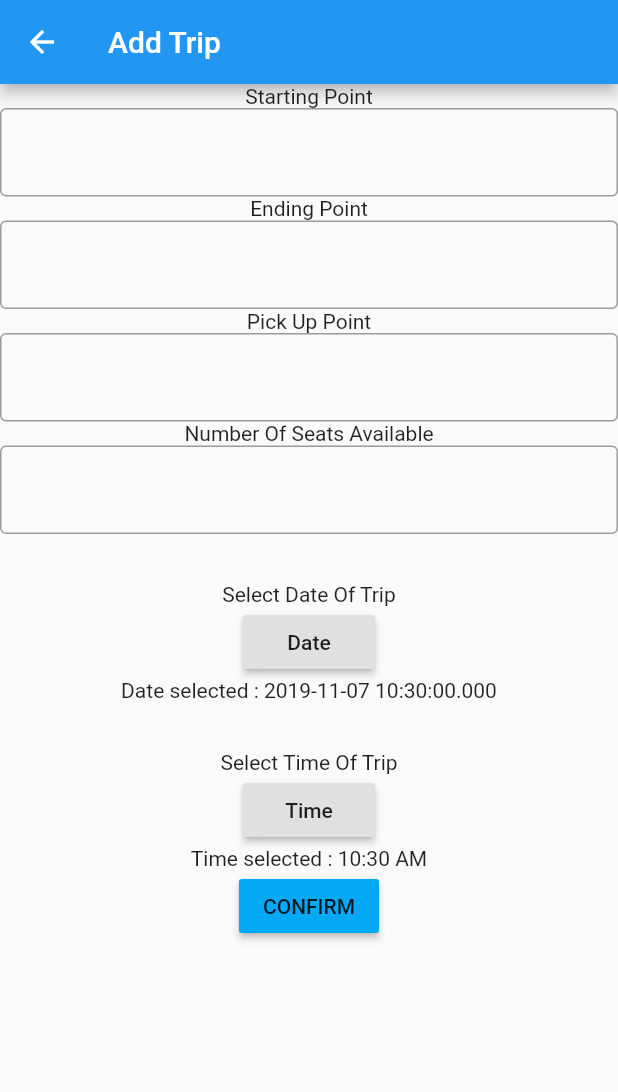
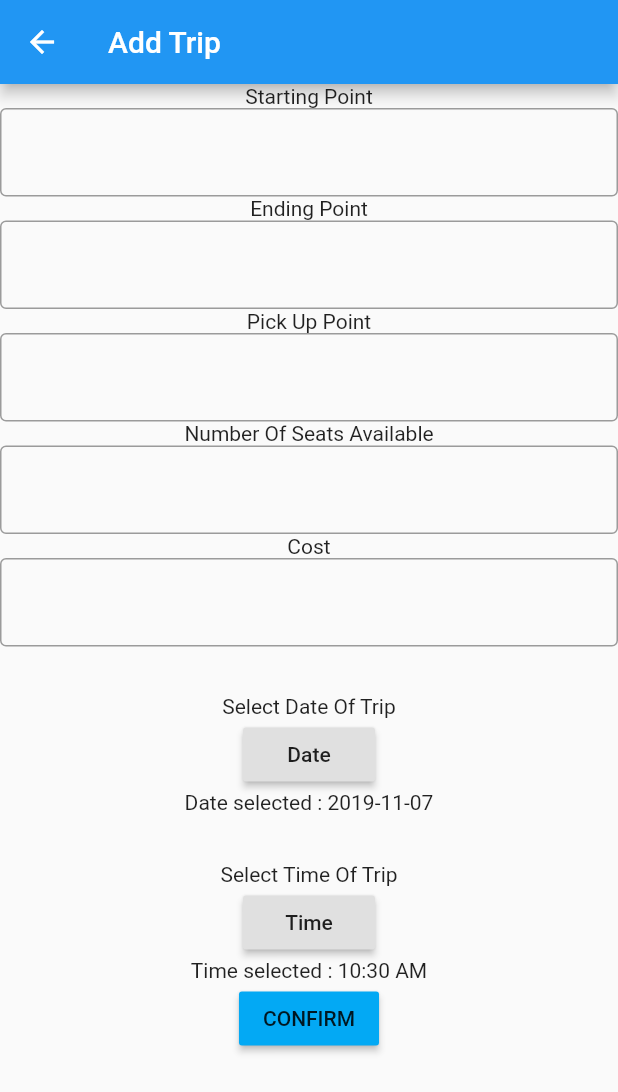
Before and after one commit to PrinceTrambadiya/Ride_sher_new, a Flutter app: the Add_Trip screen opened by its route, after a tap on "CONFIRM", on a phone screen of 412 x 824 dp. Shown: the top 1092 px of the screen. Run offline on Flutter 3.47's test engine with Material 2 defaults, Android fonts, the phone set to English and light mode, and no system bars; our stand-ins replace curved_navigation_bar, geolocator, google_maps_flutter, shared_preferences, toast; accounts and stored records are empty.

Commit message:
Prince Trambadiya

```diff
--- a/lib/Add_Trip.dart
+++ b/lib/Add_Trip.dart
@@ -3,6 +3,7 @@ import 'package:flutter/material.dart';
 import 'Dart:async';
 import 'package:shared_preferences/shared_preferences.dart';
 import 'package:toast/toast.dart';
+import 'package:http/http.dart' as http;
 
 String _uname = '', _name = '', _email = '',_carName='',_carNumberPlate='';
 
@@ -12,17 +13,21 @@ class Add_Trip extends StatefulWidget {
 }
 
 class _Add_TripState extends State<Add_Trip> {
-  var mobile = '';
 
-  var name = "", email = "", dob = "", address = "",carName='',carNumberPlate='';
+  var name = "", email = "", dob = "", address = "",carName='',carNumberPlate='',ride_id='',ststus=0;
+
+  var mobile = '', start_date = "", start_time = "", start_point = '', end_point = '', seats_available = '',cost='',pick_up='';
+
+  int availableSeats1;
+
 
   TextEditingController cSeats = new TextEditingController();
   TextEditingController cStartPoint = new TextEditingController();
   TextEditingController cEndPoint = new TextEditingController();
   TextEditingController cPickUp = new TextEditingController();
+  TextEditingController cCost = new TextEditingController();
   DateTime _date = new DateTime.now();
   TimeOfDay _time = new TimeOfDay.now();
-  var date = "", time = "", sp = '', ep = '', as = '';
 
   @override
   void initState() {
@@ -60,22 +65,51 @@ class _Add_TripState extends State<Add_Trip> {
   _getPrefrence() async {
     SharedPreferences pref = await SharedPreferences.getInstance();
     _uname = pref.getString('saved_uname');
-    _name = pref.getString('name');
-    _email = pref.getString('email');
-    _carName = pref.getString('CarName');
-    _carNumberPlate = pref.getString('CarNumberPlate');
+//    _name = pref.getString('name');
+//    _email = pref.getString('email');
+//    _carName = pref.getString('CarName');
+//    _carNumberPlate = pref.getString('CarNumberPlate');
     setState(() {
       mobile = _uname.toString();
-      name = _name.toString();
-      email = _email.toString();
-      carName = _carName.toString();
-      carNumberPlate = _carNumberPlate.toString();
+//      name = _name.toString();
+//      email = _email.toString();
+//      carName = _carName.toString();
+//      carNumberPlate = _carNumberPlate.toString();
 //      print(mobile);
 //      print(name);
 //      print(email);
 //      print(carName);
 //      print(carNumberPlate);
     });
+  }
+
+  void addData() {
+//    print('Bunty');
+//    print(start_time.toString());
+//    print(start_date.toString());
+//    print(start_point.toString());
+//    print(end_point.toString());
+//    print(pick_up.toString());
+//    print(seats_available.toString());
+//    print(mobile.toString());
+//    print(ststus.toString());
+//    print(cost.toString());
+//    print(ride_id.toString());
+
+    var url = "https://ridesher.000webhostapp.com/insert_panding_trips.php";
+    http.post(url, body: {
+      "ride_id": ride_id.toString(),
+      "mobile": mobile.toString(),
+      "start_point": start_point.toString(),
+      "end_point": end_point.toString(),
+      "pick_up": pick_up.toString(),
+      "seats_available": seats_available.toString(),
+      "cost": cost.toString(),
+      "start_date": start_date.toString(),
+      "start_time": start_time.toString(),
+      "ststus": ststus.toString(),
+    });
+
   }
 
   Widget build(BuildContext context) {
@@ -105,6 +139,11 @@ class _Add_TripState extends State<Add_Trip> {
                   keyboardType: TextInputType.number,
                   controller: cSeats,
                 ),
+                Text('Cost'),
+                TextField(
+                  keyboardType: TextInputType.number,
+                  controller: cCost,
+                ),
 //            Row(
 //              children: <Widget>[
 //                TextField(
@@ -120,7 +159,7 @@ class _Add_TripState extends State<Add_Trip> {
                   },
                   child: Text('Date'),
                 ),
-                Text('Date selected : ${_date.toLocal()}'),
+                Text('Date selected : ${_date.toLocal().toString().substring(0,10)}'),
                 Text('\n\nSelect Time Of Trip'),
                 RaisedButton(
                   onPressed: () {
@@ -148,22 +187,29 @@ class _Add_TripState extends State<Add_Trip> {
 
   void addTrip() {
     setState(() {
-      var sp = cStartPoint.text;
-      var ep = cEndPoint.text;
-      var as = cSeats.text;
-      int as1 = int.parse(as);
-      var pp = cPickUp.text;
-      date = _date.toLocal().toString();
-      time = _time.format(context);
+       start_point = cStartPoint.text;
+       end_point = cEndPoint.text;
+       seats_available = cSeats.text;
+       availableSeats1 = int.parse(seats_available);
+       pick_up = cPickUp.text;
+       cost = cCost.text;
+      start_date =  _date.toLocal().toString().substring(0,10);
+      start_time = _time.format(context);
+      ride_id = mobile + '_' + start_date + '_' + start_time;
 
-        if(sp == '' || ep=='' || pp== '' || as1 == ''  || date == '' || time == '')
+//      TimeOfDay _time1 = new TimeOfDay.now();
+//      var time1 = _time1.format(context);
+//      DateTime _date1 = new DateTime.now();
+//      var date1 = _date.toLocal().toString().substring(0,10);
+
+        if(start_point == '' || end_point=='' || pick_up== '' || availableSeats1 == ''  || start_date == '' || start_time == '')
           {
             setState(() {
               Toast.show("Please fill all the details.", context,
                   duration: Toast.LENGTH_SHORT, gravity: Toast.BOTTOM);
             });
           }
-        else if(as1 > 7)
+        else if(availableSeats1 > 7)
           {
             setState(() {
               Toast.show('Available seats should be 7 or less than 7.', context,
@@ -173,20 +219,13 @@ class _Add_TripState extends State<Add_Trip> {
         else
           {
             setState(() {
+              addData();
               Toast.show('Trip successfuly added..', context,
                   duration: Toast.LENGTH_SHORT, gravity: Toast.BOTTOM);
             });
           }
 
-//      print(sp);
-//      print(ep);
-//      print(pp);
-//      print(as);
-//      print(date);
-//      print(time);
-//      print(mobile);
-//      print(email);
-//      print(name);
+
     });
   }
 }
--- a/lib/Login.dart
+++ b/lib/Login.dart
@@ -16,7 +16,7 @@ class Login extends StatefulWidget {
 }
 
 var data;
-Pattern pattern2 = r'^[789]\d{9}$';
+Pattern pattern2 = r'^[6789]\d{9}$';
 
 class _LoginState extends State<Login> {
   FocusNode passwordfocus;
--- a/lib/welcome.dart
+++ b/lib/welcome.dart
@@ -18,7 +18,7 @@ class _WelcomeState extends State<Welcome> {
     _pass = pref.getString('saved_pass');
     print(_uname);
     print(_pass);
-    if (_uname != 'hi') {
+    if (_uname != null) {
 //      Navigator.pushReplacementNamed(context, '/FirstPage');
       flag = 1;
       print("bar");
```
